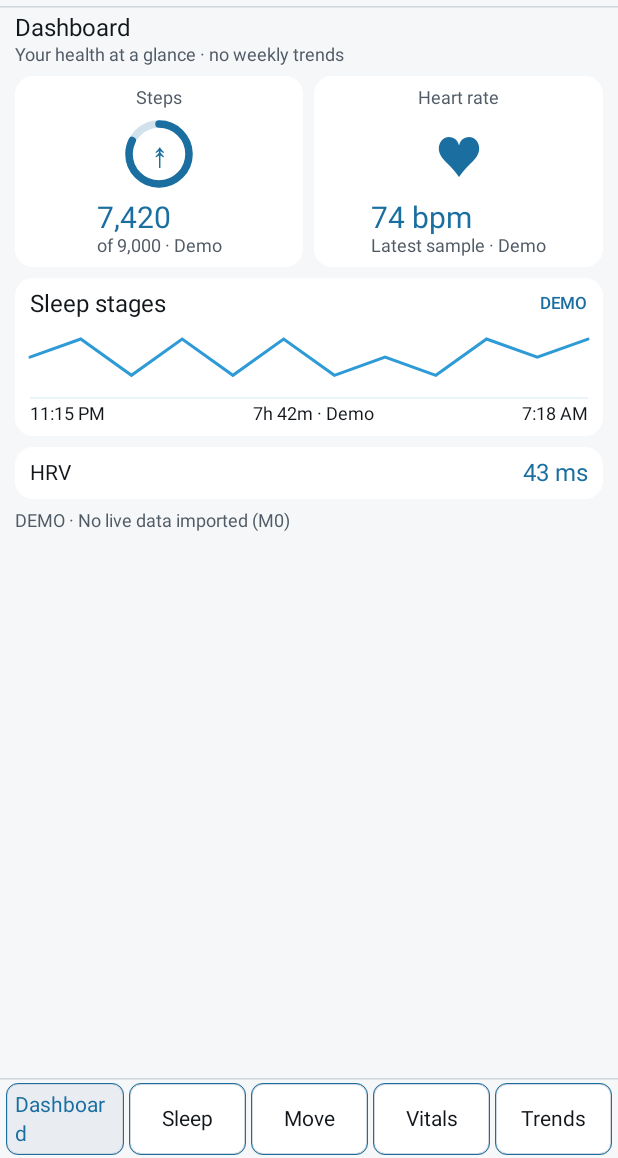
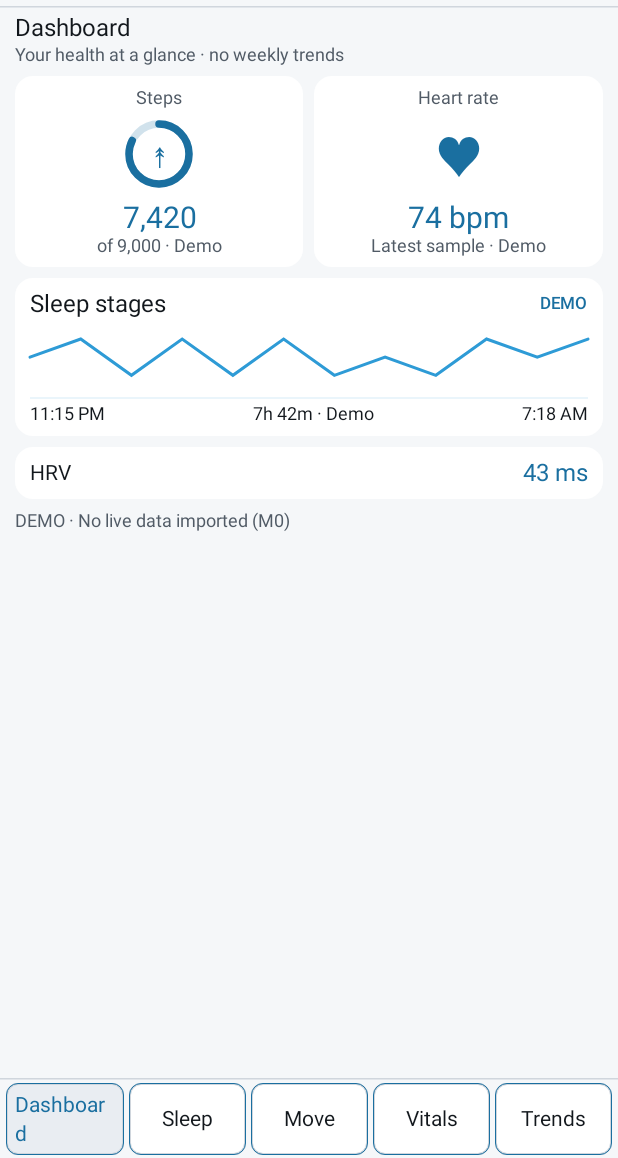
Before and after one commit to aimindseye/sablehealth, an Android app built with Jetpack Compose: the screen it shows after launch (MainActivity), after a tap on "Explore synthetic demo", on a phone screen of 412 x 824 dp, the part 78-1236 px from its top. Run offline under Robolectric (Android 15) with nearby library versions, the phone set to English and light mode, and no system bars; libraries missing offline, so code that uses them is left out: androidx.health.connect; 1 statement that could not run was skipped.

Commit message:
fix(m0-r5.1): restore Compose Alignment import and resolve strict Detekt findings

```diff
--- a/app/src/main/java/io/github/aimindseye/sablehealth/DashboardHome.kt
+++ b/app/src/main/java/io/github/aimindseye/sablehealth/DashboardHome.kt
@@ -27,6 +27,7 @@ private const val HERO_SIDE_DP = 7
 private const val HERO_GAP_DP = 7
 private const val COMPACT_RING_DP = 30
 private const val REGULAR_RING_DP = 40
+private const val COMPACT_WIDGET_SLOT_INDEX = 3
 private const val HERO_MIN_HEIGHT_DP = 127
 private const val HERO_Q25_MIN_HEIGHT_DP = 101
 private const val WIDE_VERTICAL_DP = 8
@@ -60,7 +61,7 @@ internal fun DashboardHome(
         }
     }
     DashboardWide(selected[2], state.demo, compactQ25, state.dashboard.styleFor(selected[2]))
-    DashboardCompact(selected[3], state.demo)
+    DashboardCompact(selected[COMPACT_WIDGET_SLOT_INDEX], state.demo)
     DashboardDataStatus(state)
 }
 
@@ -131,7 +132,13 @@ private fun DashboardWide(
         ) {
             Row(verticalAlignment = Alignment.CenterVertically, horizontalArrangement = Arrangement.spacedBy(8.dp)) {
                 Text(widget.label, style = MaterialTheme.typography.titleMedium, modifier = Modifier.weight(1f))
-                if (demo) Text("DEMO", style = MaterialTheme.typography.labelSmall, color = MaterialTheme.colorScheme.primary)
+                if (demo) {
+                    Text(
+                        "DEMO",
+                        style = MaterialTheme.typography.labelSmall,
+                        color = MaterialTheme.colorScheme.primary,
+                    )
+                }
             }
             if (demo && widget == DashboardWidget.SLEEP_STAGES && style == WidgetStyle.GRAPH) {
                 SleepMiniTimeline(compact)
--- a/app/src/main/java/io/github/aimindseye/sablehealth/DashboardPreferenceState.kt
+++ b/app/src/main/java/io/github/aimindseye/sablehealth/DashboardPreferenceState.kt
@@ -26,7 +26,9 @@ internal class DashboardPreferenceState(
             }
         }
 
-    fun styleFor(widget: DashboardWidget): WidgetStyle = dashboardStyles[widget] ?: DashboardWidgetSelection.styleFor(widget, null)
+    fun styleFor(widget: DashboardWidget): WidgetStyle {
+        return dashboardStyles[widget] ?: DashboardWidgetSelection.styleFor(widget, null)
+    }
 
     fun save(
         widgets: List<DashboardWidget>,
--- a/app/src/main/java/io/github/aimindseye/sablehealth/DashboardVisuals.kt
+++ b/app/src/main/java/io/github/aimindseye/sablehealth/DashboardVisuals.kt
@@ -13,6 +13,7 @@ import androidx.compose.material3.CardDefaults
 import androidx.compose.material3.MaterialTheme
 import androidx.compose.material3.Text
 import androidx.compose.runtime.Composable
+import androidx.compose.ui.Alignment
 import androidx.compose.ui.Modifier
 import androidx.compose.ui.geometry.Offset
 import androidx.compose.ui.graphics.Path
@@ -38,6 +39,7 @@ private const val WAVEPATH_END_FACTOR = 0.93f
 private const val WAVE_HEIGHT_DP = 50
 private const val WAVE_Q25_HEIGHT_DP = 40
 private const val GOAL_BAR_HEIGHT_DP = 10
+private const val SLEEP_TIMELINE_DESCRIPTION = "Synthetic illustrative sleep stages overnight, not a sensor waveform"
 
 @Composable
 internal fun StepGoalRing(sizeDp: Int) {
@@ -62,7 +64,7 @@ internal fun SleepMiniTimeline(compact: Boolean) {
         Modifier
             .fillMaxWidth()
             .height((if (compact) WAVE_Q25_HEIGHT_DP else WAVE_HEIGHT_DP).dp)
-            .semantics { contentDescription = "Synthetic illustrative sleep stages overnight, not an actual sensor waveform" },
+            .semantics { contentDescription = SLEEP_TIMELINE_DESCRIPTION },
     ) {
         val points =
             listOf(
@@ -109,12 +111,14 @@ internal fun WidgetValue(
     val sample = if (demo) DashboardDemoSamples.forWidget(widget) else null
     val value = sample?.value ?: "—"
     val detail = sample?.detail ?: if (demo) "No demo sample" else "Not synced"
+    val textStyle = if (prominent && !compact) MaterialTheme.typography.titleLarge else MaterialTheme.typography.titleMedium
+    val valueColor = if (sample == null) MaterialTheme.colorScheme.onSurfaceVariant else MaterialTheme.colorScheme.primary
     Column(horizontalAlignment = Alignment.CenterHorizontally) {
         Text(
             value,
-            style = if (prominent && !compact) MaterialTheme.typography.titleLarge else MaterialTheme.typography.titleMedium,
+            style = textStyle,
             fontWeight = FontWeight.SemiBold,
-            color = if (sample == null) MaterialTheme.colorScheme.onSurfaceVariant else MaterialTheme.colorScheme.primary,
+            color = valueColor,
             maxLines = 1,
             overflow = TextOverflow.Ellipsis,
         )
--- a/app/src/main/java/io/github/aimindseye/sablehealth/WidgetPickerPage.kt
+++ b/app/src/main/java/io/github/aimindseye/sablehealth/WidgetPickerPage.kt
@@ -33,7 +33,8 @@ internal fun WidgetPickerPage(state: SableAppState) {
         "Slots 1–2: hero cards · Slot 3: wide visual · Slot 4: compact row. " +
             "Source status is always shown separately.",
     )
-    Text("Selected: ${selected.size} of ${DashboardWidgetSelection.COUNT}", style = MaterialTheme.typography.titleMedium)
+    val selectionCount = "Selected: ${selected.size} of ${DashboardWidgetSelection.COUNT}"
+    Text(selectionCount, style = MaterialTheme.typography.titleMedium)
     selected.forEachIndexed { index, widget ->
         SelectedWidgetRow(
             widget,
```
